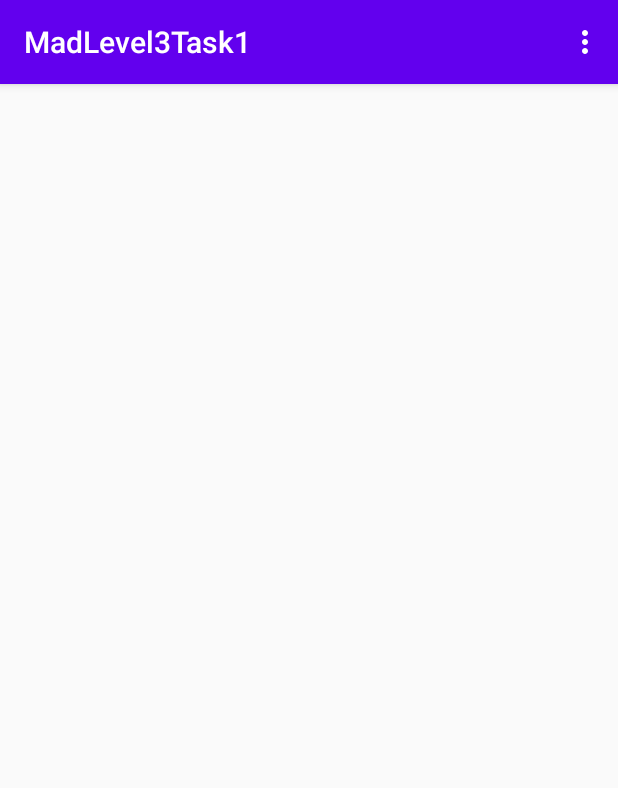
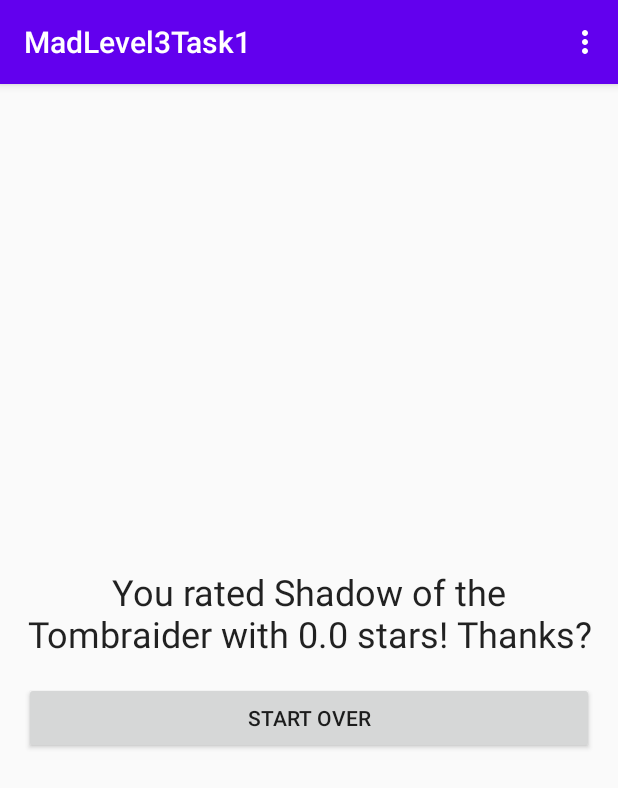
Before and after one commit to DenddyRizky/MadLevel3Task1, an Android app: the RatingFragment screen opened through its navigation route, after a tap on "TO SUMMARY", on a phone screen of 412 x 824 dp. Shown: the top 788 px of the screen. Run offline under Robolectric (Android 15) with nearby library versions, the phone set to English and light mode, and no system bars.

Commit message:
The app is now fully functional

```diff
--- a/app/src/main/java/com/example/madlevel3task1/SummaryFragment.kt
+++ b/app/src/main/java/com/example/madlevel3task1/SummaryFragment.kt
@@ -5,6 +5,8 @@ import androidx.fragment.app.Fragment
 import android.view.LayoutInflater
 import android.view.View
 import android.view.ViewGroup
+import androidx.navigation.fragment.findNavController
+import kotlinx.android.synthetic.main.fragment_summary.*
 
 const val ARG_GAME_NAME = "arg_game_name"
 const val ARG_GAME_RATING = "arg_game_rating"
@@ -18,4 +20,18 @@ class SummaryFragment : Fragment() {
         // Inflate the layout for this fragment
         return inflater.inflate(R.layout.fragment_summary, container, false)
     }
+
+    override fun onViewCreated(view: View, savedInstanceState: Bundle?) {
+        super.onViewCreated(view, savedInstanceState)
+
+        val gameName = arguments?.getString(ARG_GAME_NAME)
+        val gameRating = arguments?.getFloat(ARG_GAME_RATING)
+
+        txt_summary.text = String.format("You rated %s with %.1f stars! Thanks?", gameName, gameRating)
+
+        btn_start_over.setOnClickListener {
+            findNavController().navigate(R.id.action_summaryFragment_to_startFragment)
+        }
+
+    }
 }
--- a/app/src/main/res/layout/fragment_summary.xml
+++ b/app/src/main/res/layout/fragment_summary.xml
@@ -1,6 +1,35 @@
 <?xml version="1.0" encoding="utf-8"?>
-<FrameLayout xmlns:android="http://schemas.android.com/apk/res/android"
+<androidx.constraintlayout.widget.ConstraintLayout xmlns:android="http://schemas.android.com/apk/res/android"
+    xmlns:app="http://schemas.android.com/apk/res-auto"
     xmlns:tools="http://schemas.android.com/tools"
     android:layout_width="match_parent"
-    android:layout_height="match_parent"
-    tools:context=".SummaryFragment"/>
+    android:layout_height="match_parent">
+
+    <TextView
+        android:id="@+id/txt_summary"
+        style="@android:style/TextAppearance.Material.Headline"
+        android:layout_width="match_parent"
+        android:layout_height="wrap_content"
+        android:layout_marginStart="16dp"
+        android:layout_marginEnd="16dp"
+        android:gravity="center"
+        app:layout_constraintBottom_toTopOf="@+id/btn_start_over"
+        app:layout_constraintEnd_toEndOf="parent"
+        app:layout_constraintStart_toStartOf="parent"
+        app:layout_constraintTop_toTopOf="parent"
+        app:layout_constraintVertical_chainStyle="packed" />
+
+    <Button
+        android:id="@+id/btn_start_over"
+        android:layout_width="0dp"
+        android:layout_height="wrap_content"
+        android:layout_marginStart="16dp"
+        android:layout_marginTop="16dp"
+        android:layout_marginEnd="16dp"
+        android:text="@string/start_over"
+        app:layout_constraintBottom_toBottomOf="parent"
+        app:layout_constraintEnd_toEndOf="parent"
+        app:layout_constraintHorizontal_bias="0.5"
+        app:layout_constraintStart_toStartOf="parent"
+        app:layout_constraintTop_toBottomOf="@+id/txt_summary" />
+</androidx.constraintlayout.widget.ConstraintLayout>
--- a/app/src/main/res/navigation/nav_graph.xml
+++ b/app/src/main/res/navigation/nav_graph.xml
@@ -33,6 +33,8 @@
         tools:layout="@layout/fragment_summary" >
         <action
             android:id="@+id/action_summaryFragment_to_startFragment"
+            app:popUpToInclusive="true"
+            app:popUpTo="@id/startFragment"
             app:destination="@id/startFragment" />
     </fragment>
 </navigation>
--- a/app/src/main/res/values/strings.xml
+++ b/app/src/main/res/values/strings.xml
@@ -14,4 +14,5 @@
     <string name="button_start">START</string>
     <string name="text_rate">Rate the following game from 1 to 5 stars!</string>
     <string name="button_summary">TO SUMMARY</string>
+    <string name="start_over">START OVER</string>
 </resources>
```
